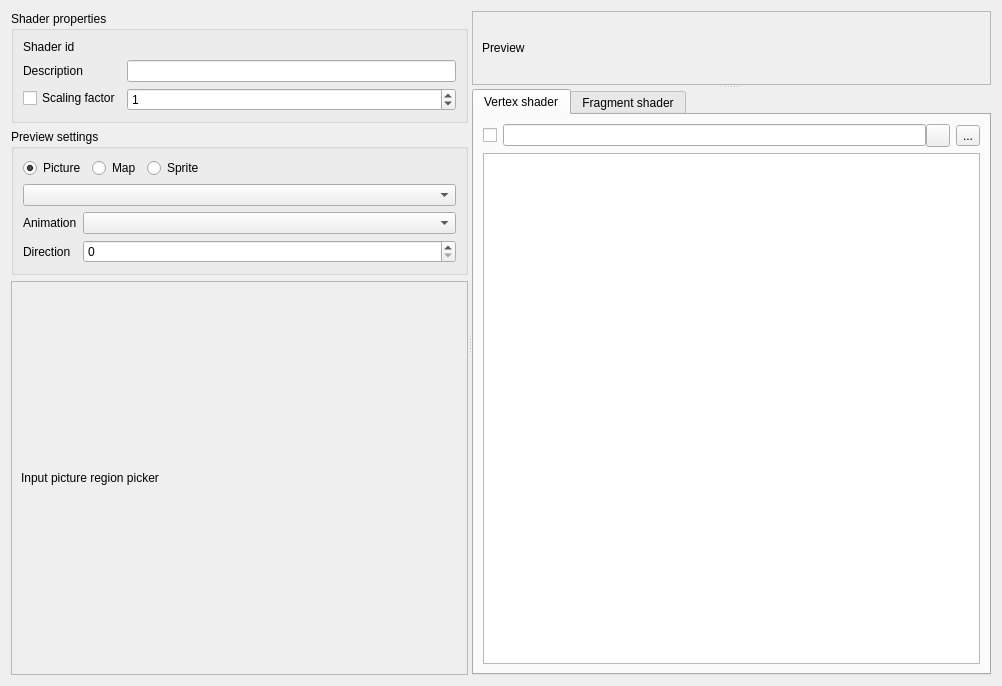
Above: src/widgets/shader_editor.ui from Kangie/solarus before the change. Below: the same form after it.
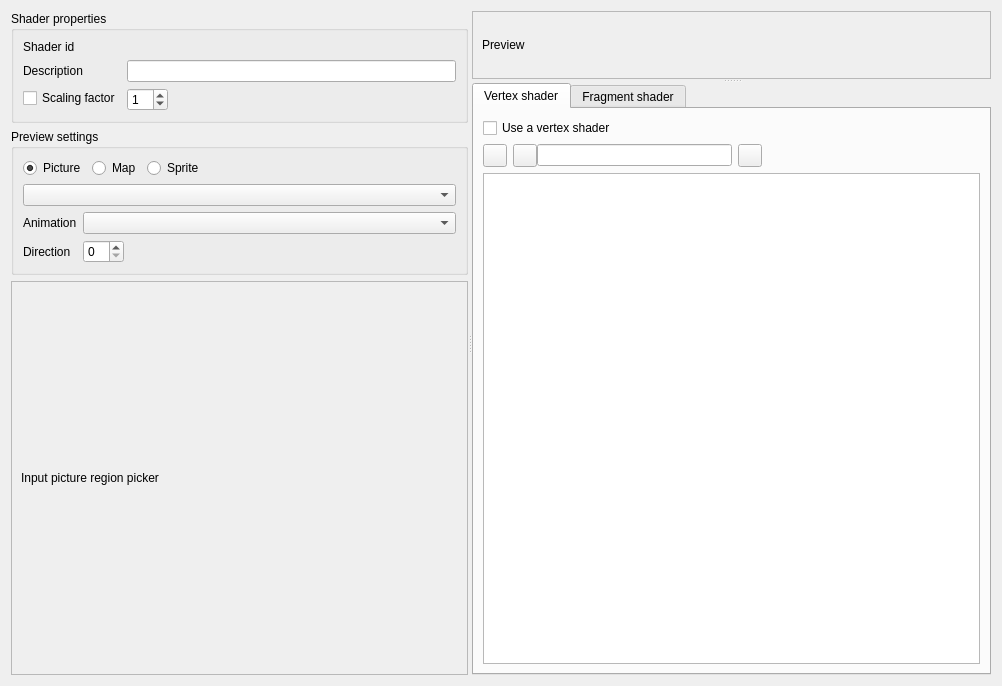
That is the form after the change. The open tabs and pages were chosen to show the change. Icons and pictures are not drawn. Custom widgets are drawn as their Qt base class.

Diff of the .ui file:
```diff
--- a/src/widgets/shader_editor.ui
+++ b/src/widgets/shader_editor.ui
@@ -24,6 +24,9 @@
           <string>Shader properties</string>
          </property>
          <layout class="QFormLayout" name="formLayout">
+          <property name="fieldGrowthPolicy">
+           <enum>QFormLayout::ExpandingFieldsGrow</enum>
+          </property>
           <item row="0" column="0">
            <widget class="QLabel" name="shader_id_label">
             <property name="toolTip">
@@ -310,7 +313,7 @@
                 <item row="1" column="1">
                  <widget class="QSpinBox" name="preview_sprite_direction_field">
                   <property name="sizePolicy">
-                   <sizepolicy hsizetype="Expanding" vsizetype="Fixed">
+                   <sizepolicy hsizetype="Preferred" vsizetype="Fixed">
                     <horstretch>0</horstretch>
                     <verstretch>0</verstretch>
                    </sizepolicy>
@@ -390,54 +393,83 @@
         </attribute>
         <layout class="QVBoxLayout" name="verticalLayout_3">
          <item>
-          <layout class="QHBoxLayout" name="horizontalLayout_2">
-           <item>
             <widget class="QCheckBox" name="vertex_file_check_box">
              <property name="text">
-              <string/>
+            <string>Use a vertex shader</string>
              </property>
             </widget>
            </item>
            <item>
+          <widget class="QWidget" name="vertex_file_widget" native="true">
             <layout class="QHBoxLayout" name="vertex_file_layout">
-             <property name="spacing">
+            <property name="leftMargin">
+             <number>0</number>
+            </property>
+            <property name="topMargin">
+             <number>0</number>
+            </property>
+            <property name="rightMargin">
+             <number>0</number>
+            </property>
+            <property name="bottomMargin">
               <number>0</number>
              </property>
              <item>
-              <widget class="QLineEdit" name="vertex_file_field">
-               <property name="readOnly">
-                <bool>true</bool>
+             <widget class="QToolButton" name="vertex_file_new_button">
+              <property name="icon">
+               <iconset resource="../../resources/images.qrc">
+                <normaloff>:/images/icon_file.png</normaloff>:/images/icon_file.png</iconset>
                </property>
               </widget>
              </item>
+            <item>
+             <layout class="QHBoxLayout" name="vertex_file_open_layout">
+              <property name="spacing">
+               <number>0</number>
+              </property>
              <item>
               <widget class="QToolButton" name="vertex_file_browse_button">
                <property name="toolTip">
                 <string>Edit vertex shader file</string>
                </property>
-               <property name="text">
-                <string/>
-               </property>
                <property name="icon">
                 <iconset resource="../../resources/images.qrc">
                  <normaloff>:/images/icon_open.png</normaloff>:/images/icon_open.png</iconset>
                </property>
               </widget>
              </item>
+              <item>
+               <widget class="QLineEdit" name="vertex_file_field">
+                <property name="readOnly">
+                 <bool>true</bool>
+                </property>
+               </widget>
+              </item>
             </layout>
            </item>
            <item>
             <widget class="QToolButton" name="vertex_file_save_button">
-             <property name="text">
-              <string>...</string>
-             </property>
              <property name="icon">
               <iconset resource="../../resources/images.qrc">
                <normaloff>:/images/icon_save.png</normaloff>:/images/icon_save.png</iconset>
              </property>
             </widget>
            </item>
-          </layout>
+            <item>
+             <spacer name="horizontal_spacer_3">
+              <property name="orientation">
+               <enum>Qt::Horizontal</enum>
+              </property>
+              <property name="sizeHint" stdset="0">
+               <size>
+                <width>40</width>
+                <height>20</height>
+               </size>
+              </property>
+             </spacer>
+            </item>
+           </layout>
+          </widget>
          </item>
          <item>
           <widget class="QPlainTextEdit" name="vertex_shader_text_edit"/>
```
Left out of the diff: 73 changed lines with no effect on the pictures. Lines whose indentation alone changed are shown as unchanged.
